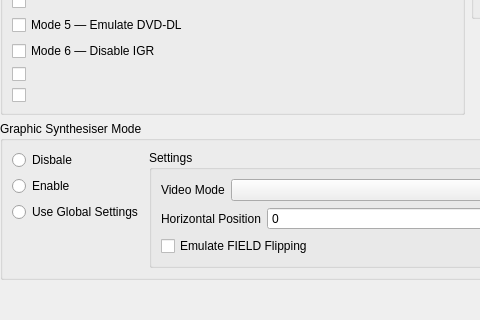
This is src/OplPcTools/UI/GameConfigWidget.ui in brainstream/OPL-PC-Tools as Qt 5 draws it before an edit; both pictures show x 0 to 480 and y 206 to 526 of the 935 by 655 pixel window. The edited form follows.
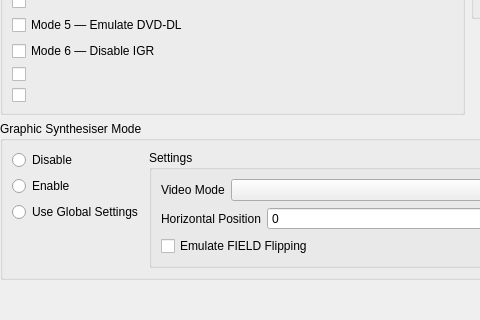
This is the edited form. Icons and pictures are not drawn.

Patch:
```diff
--- a/src/OplPcTools/UI/GameConfigWidget.ui
+++ b/src/OplPcTools/UI/GameConfigWidget.ui
@@ -296,7 +296,7 @@
         <item>
          <widget class="QRadioButton" name="mp_radio_disable_gsm">
           <property name="text">
-           <string>Disbale</string>
+           <string>Disable</string>
           </property>
          </widget>
         </item>
```
